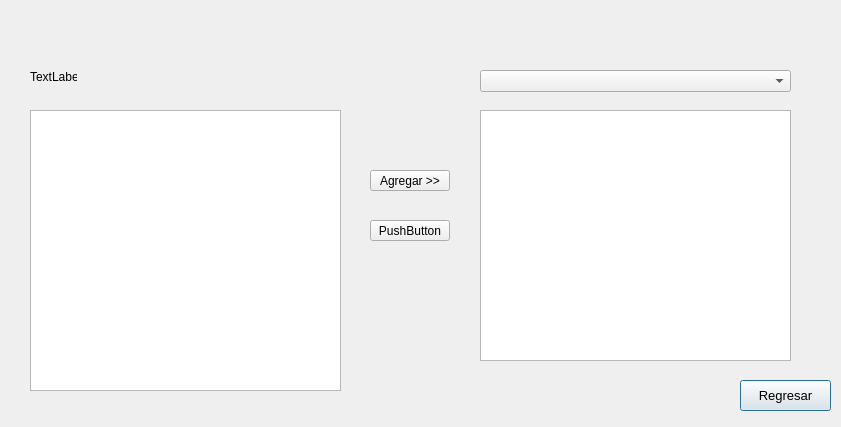
Before: the Qt Designer form PAF_GUI/PAF_GRAFICA/gui/gestionaralmacenes.ui in JMOrbegoso/USS-2021-II-PP, drawn with Qt 5.
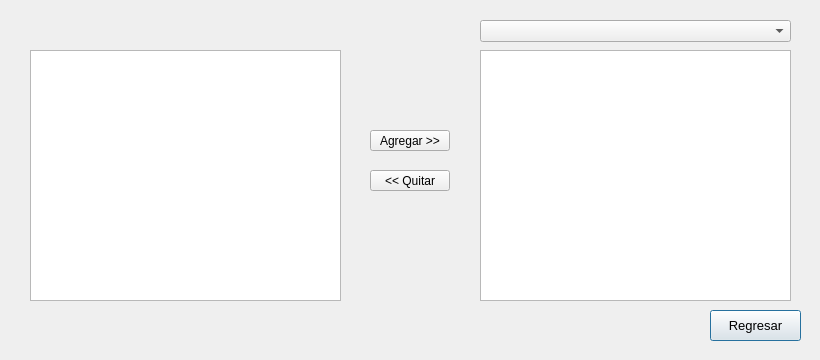
After: the same form once the commit is applied. Icons and pictures are not drawn.

```diff
--- a/PAF_GUI/PAF_GRAFICA/gui/gestionaralmacenes.ui
+++ b/PAF_GUI/PAF_GRAFICA/gui/gestionaralmacenes.ui
@@ -6,8 +6,8 @@
    <rect>
     <x>0</x>
     <y>0</y>
-    <width>841</width>
-    <height>427</height>
+    <width>820</width>
+    <height>360</height>
    </rect>
   </property>
   <property name="windowTitle">
@@ -20,8 +20,8 @@
   <widget class="QPushButton" name="regresarButton">
    <property name="geometry">
     <rect>
-     <x>740</x>
-     <y>380</y>
+     <x>710</x>
+     <y>310</y>
      <width>91</width>
      <height>31</height>
     </rect>
@@ -39,9 +39,9 @@
    <property name="geometry">
     <rect>
      <x>30</x>
-     <y>110</y>
+     <y>50</y>
      <width>311</width>
-     <height>281</height>
+     <height>251</height>
     </rect>
    </property>
   </widget>
@@ -55,14 +55,14 @@
     </rect>
    </property>
    <property name="text">
-    <string>TextLabel</string>
+    <string/>
    </property>
   </widget>
   <widget class="QPushButton" name="pushButton">
    <property name="geometry">
     <rect>
      <x>370</x>
-     <y>170</y>
+     <y>130</y>
      <width>80</width>
      <height>21</height>
     </rect>
@@ -75,7 +75,7 @@
    <property name="geometry">
     <rect>
      <x>480</x>
-     <y>70</y>
+     <y>20</y>
      <width>311</width>
      <height>22</height>
     </rect>
@@ -85,7 +85,7 @@
    <property name="geometry">
     <rect>
      <x>480</x>
-     <y>110</y>
+     <y>50</y>
      <width>311</width>
      <height>251</height>
     </rect>
@@ -95,13 +95,13 @@
    <property name="geometry">
     <rect>
      <x>370</x>
-     <y>220</y>
+     <y>170</y>
      <width>80</width>
      <height>21</height>
     </rect>
    </property>
    <property name="text">
-    <string>PushButton</string>
+    <string>&lt;&lt; Quitar</string>
    </property>
   </widget>
  </widget>
```
Left out of the diff: 10 changed lines with no effect on the pictures.
